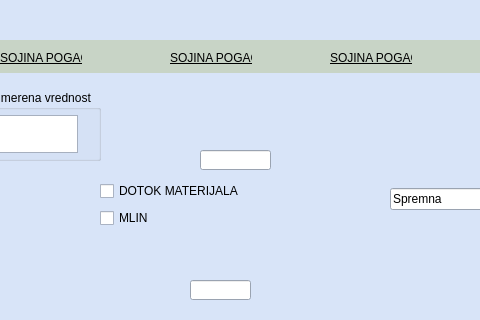
First picture: the form in ui/automainwindow.ui, repository nikolakn/biovita, before the edit; both pictures show x 361 to 841 and y 100 to 420 of the 1249 by 878 pixel window.
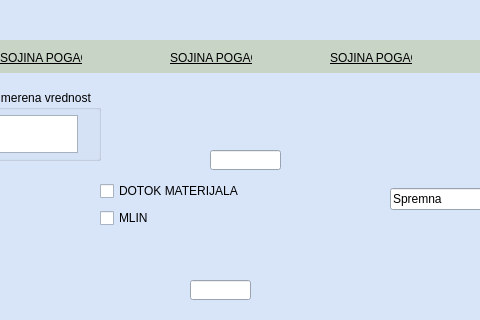
Second picture: the form after the edit. Custom widgets are drawn as their Qt base class.

```diff
--- a/ui/automainwindow.ui
+++ b/ui/automainwindow.ui
@@ -596,7 +596,7 @@
          <widget class="QLineEdit" name="vaga2edit">
           <property name="geometry">
            <rect>
-            <x>260</x>
+            <x>270</x>
             <y>230</y>
             <width>71</width>
             <height>20</height>
```
